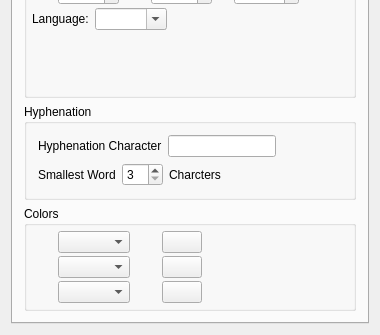
Qt form scribus/ui/smcstylewidget.ui (nitramr/scribus-indigo) before a commit; both pictures show x 0 to 380 and y 289 to 624 of the 380 by 624 pixel window.
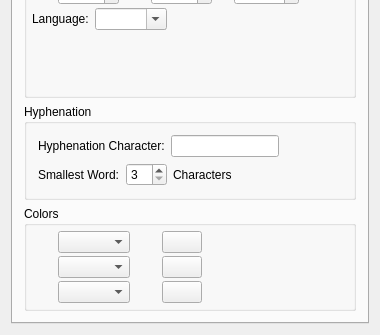
The same form after that commit. Custom widgets are drawn as their Qt base class.

```diff
--- a/scribus/ui/smcstylewidget.ui
+++ b/scribus/ui/smcstylewidget.ui
@@ -471,7 +471,7 @@
               <item>
                <widget class="QLabel" name="label_4">
                 <property name="text">
-                 <string>Hyphenation Character</string>
+                 <string>Hyphenation Character:</string>
                 </property>
                </widget>
               </item>
@@ -498,7 +498,7 @@
               <item>
                <widget class="QLabel" name="label">
                 <property name="text">
-                 <string>Smallest Word</string>
+                 <string>Smallest Word:</string>
                 </property>
                </widget>
               </item>
@@ -512,7 +512,7 @@
               <item>
                <widget class="QLabel" name="label_2">
                 <property name="text">
-                 <string>Charcters</string>
+                 <string>Characters</string>
                 </property>
                </widget>
               </item>
```
Left out of the diff: 2 changed lines with no effect on the pictures.
